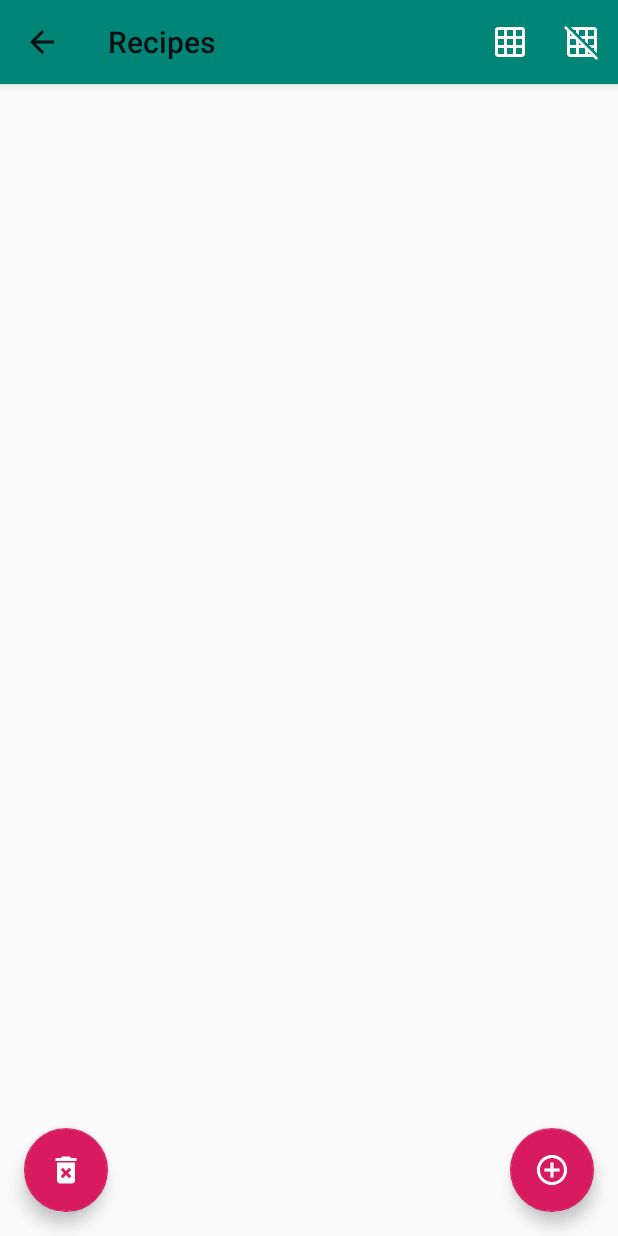
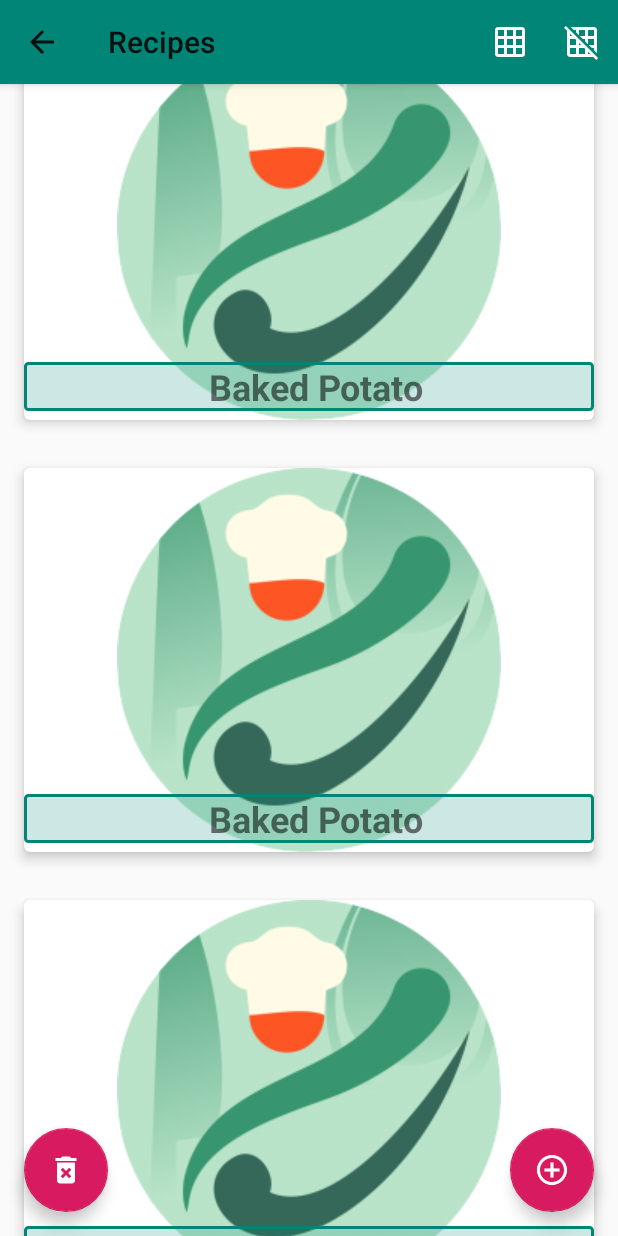
Before and after one commit to Omnaya21/CookApp, an Android app: the RecipesActivity screen opened directly, with no data from a screen before it, on a phone screen of 412 x 824 dp. Run offline under Robolectric (Android 15) with nearby library versions, the phone set to English and light mode, and no system bars; our stand-ins replace Room's generated code.

Commit message:
pre filled recipies.

```diff
--- a/app/src/main/java/com/ktchen/cookapp/RecipesActivity.java
+++ b/app/src/main/java/com/ktchen/cookapp/RecipesActivity.java
@@ -41,7 +41,22 @@ public class RecipesActivity extends AppCompatActivity implements RecipeAdapter.
         super.onCreate(savedInstanceState);
         db = DatabaseHelper.getInstance(this);
         Intent intent = getIntent();
+
+        //pre-fill database with some recipes for ease of use.
+        db.insertRecipe(new Recipe("Mac & Cheese", "noodles, cheese, milk","Cook noodles and melt cheese."));
+        db.insertRecipe(new Recipe("Spaghetti", "pasta, sauce","Cook noodles and add sauce."));
+        db.insertRecipe(new Recipe("Baked Potato", "potatos, sour cream, salt, pepper","Bake potato and serve"));
+        db.insertRecipe(new Recipe("Tacos", "ground beef, taco shells, cheese, taco seasoning, salsa, sour cream","cook meat, season and serve."));
+        db.insertRecipe(new Recipe("Burritos", "tortillas, beans, cheese, hot sauce","warm beans and serve"));
+        db.insertRecipe(new Recipe("Pizza", "frozen pizza","Bake and serve"));
+        db.insertRecipe(new Recipe("Orange Chicken", "frozen orange chicken, rice","Cook rice and cook chicken according to package"));
+        db.insertRecipe(new Recipe("Lo Mein", "noodles, soy sauce, veggies","Cook noodles and veggies, season."));
+        db.insertRecipe(new Recipe("Lasagna", "frozen lasagna","serve"));
+        db.insertRecipe(new Recipe("Chicken and Rice", "chicken and rice","Cook and serve"));
+        db.insertRecipe(new Recipe("Beans", "beans, seasoning, water","Cook beans and mash"));
+
         recipes.addAll(db.getAllRecipes());
+
 
         //  if (intent.getExtras()!=null)
         //     recipes.add((Recipe) getIntent().getExtras().getSerializable(EXTRA_MESSAGE));
```
